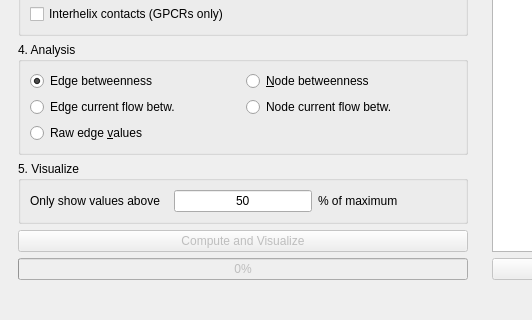
The window that gui/alloviz_mainwindow.ui (frannerin/AlloViz) describes before a commit, drawn with Qt 5; both pictures show x 0 to 532 and y 405 to 725 of the 766 by 725 pixel window.
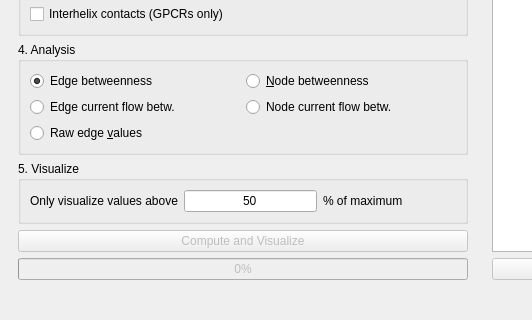
The same window after the commit.

Commit message: rm delta

Patch:
```diff
--- a/gui/alloviz_mainwindow.ui
+++ b/gui/alloviz_mainwindow.ui
@@ -287,7 +287,7 @@
           <item row="0" column="0">
            <widget class="QLabel" name="label_8">
             <property name="text">
-             <string>Only show values above</string>
+             <string>Only visualize values above</string>
             </property>
            </widget>
           </item>
```
Left out of the diff: 5 changed lines with no effect on the pictures. The commit also changes 2 other files.
